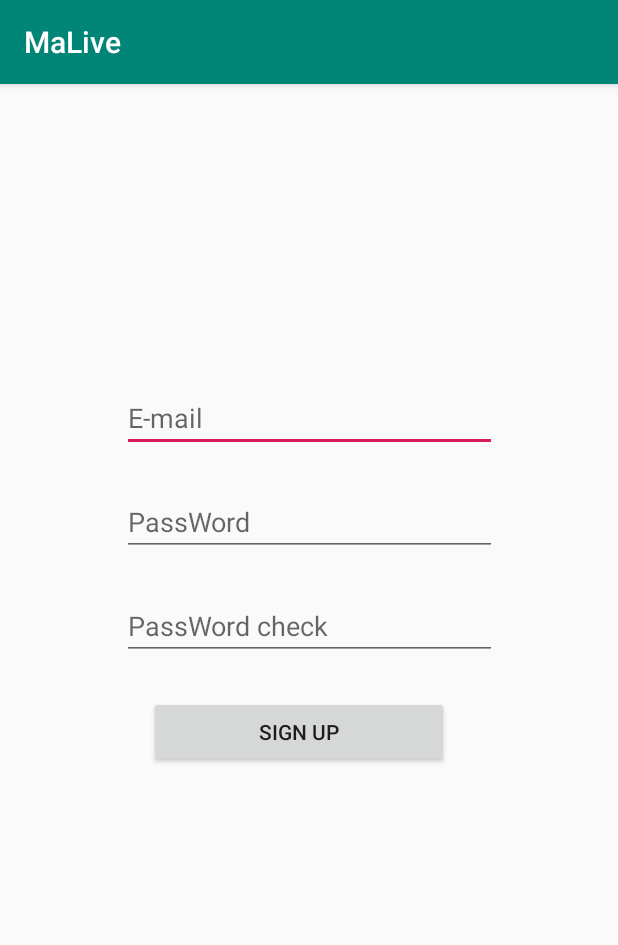
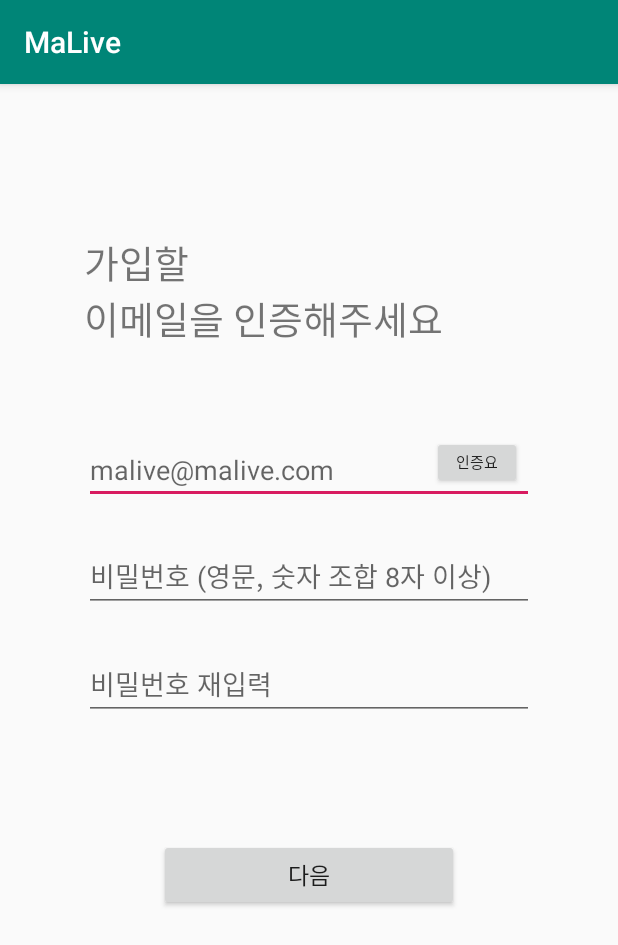
Before and after one commit to appsoluteTeam/MaLive_org, an Android app: the SignupActivity screen opened directly, with no data from a screen before it, on a phone screen of 412 x 824 dp. Shown: the top 945 px of the screen. Run offline under Robolectric (Android 15) with nearby library versions, the light colour scheme and no system bars; our stand-ins replace Firebase (no records; nobody signed in at launch, a user with empty details on screens opened directly); 1 statement that could not run was skipped.

Commit message:
회원가입 디테일 완성
이메일,비밀번호, 비밀번호 재입력 유효성 검사 , 경고 메세지 띄우기

```diff
--- a/app/src/main/java/com/abbsolute/ma_livu/SignupActivity.java
+++ b/app/src/main/java/com/abbsolute/ma_livu/SignupActivity.java
@@ -12,10 +12,12 @@ import android.view.View;
 import android.widget.Button;
 import android.widget.EditText;
 import android.widget.ImageView;
+import android.widget.TextView;
 import android.widget.Toast;
 
 import com.google.android.gms.tasks.OnCompleteListener;
 import com.google.android.gms.tasks.Task;
+import com.google.firebase.auth.ActionCodeSettings;
 import com.google.firebase.auth.AuthResult;
 import com.google.firebase.auth.FirebaseAuth;
 import com.google.firebase.auth.FirebaseUser;
@@ -29,7 +31,9 @@ import java.util.regex.Pattern;
 public class SignupActivity extends AppCompatActivity {
 
     // 비밀번호 정규식
-    private static final Pattern PASSWORD_PATTERN = Pattern.compile("^[a-zA-Z0-9!@.#$%^&*?_~]{4,16}$");
+    private String password_pattern ="^[a-zA-Z0-9]{8,30}$" ; // 영문,숫자 혼용하여 8~30 글자
+    private Pattern PASSWORD_PATTERN = Pattern.compile(password_pattern);
+
 
     //파이어베이스 인증 객체
     private FirebaseAuth firebaseAuth;
@@ -40,7 +44,9 @@ public class SignupActivity extends AppCompatActivity {
     private EditText pass_sign;
     private EditText pwd_check;
     private ImageView img_check;
+    private ImageView img_check2;
     private Button btn_sign;
+    private TextView tv_wanning;
 
     //
     private String email = "";
@@ -56,18 +62,35 @@ public class SignupActivity extends AppCompatActivity {
         pass_sign =(EditText) findViewById(R.id.pass_sign);
         pwd_check =(EditText) findViewById(R.id.pwd_check);
         img_check =(ImageView)findViewById(R.id.img_check);
+        img_check2 =(ImageView)findViewById(R.id.img_check2);
         btn_sign =(Button) findViewById(R.id.btn_sign);
+        tv_wanning = (TextView) findViewById(R.id.tv_wanning);
 
 
-        //TODO 비밀번호 중복검사 부분 완성이 안되어서 완성하기...(～￣▽￣)～
-        //TODO 로그인인증 등 회원가입 부분 완성도를 더 올리기
+        //비밀번호 형식이 어긋날 때
+        pass_sign.addTextChangedListener(new TextWatcher() {
+            @Override
+            public void beforeTextChanged(CharSequence s, int start, int count, int after) {
+            }
+            @Override
+            public void onTextChanged(CharSequence s, int start, int before, int count) {
+                if(PASSWORD_PATTERN.matcher(pass_sign.getText().toString()).matches()){
+                    img_check2.setImageResource(R.drawable.check);
+                }else{
+                    img_check2.setImageResource(R.drawable.x);
+                }
+            }
+            @Override
+            public void afterTextChanged(Editable s) {
+            }
+        });
 
+        //패스워드 규칙 확인할 때 & 다시 입력했을 때
         pwd_check.addTextChangedListener(new TextWatcher() {
             @Override
             public void beforeTextChanged(CharSequence s, int start, int count, int after) {
 
             }
-
             @Override
             public void onTextChanged(CharSequence s, int start, int before, int count) {
                 if(pass_sign.getText().toString().equals(pwd_check.getText().toString())) {
@@ -75,8 +98,6 @@ public class SignupActivity extends AppCompatActivity {
                 } else {
                     img_check.setImageResource(R.drawable.x);
                 }
-
-
             }
             @Override
             public void afterTextChanged(Editable s) {
@@ -84,27 +105,43 @@ public class SignupActivity extends AppCompatActivity {
             }
         });
 
+
+
+        //버튼을 눌렀을 때
         btn_sign.setOnClickListener(new View.OnClickListener() {
             @Override
             public void onClick(View v) {
                 email = email_sign.getText().toString();
                 password = pass_sign.getText().toString();
 
-                if(isValidEmail() && isValidPasswd()) {
+                if(isValidEmail() && isValidPasswd() && isSamePasswd()) {
                     createUser(email, password);
                 }
-
             }
         });
+
+        //이메일 인증 방법을 지침하는 객체
+        ActionCodeSettings actionCodeSettings =
+                ActionCodeSettings.newBuilder()
+                        .setUrl("https://www.example.com/finishSignUp?cartId=1234")
+                        .setHandleCodeInApp(true)
+                        .setAndroidPackageName(
+                                "com.abbsolute.ma_livu",
+                                true,
+                                "12" )
+                        .build();
     }
+
 
     // 이메일 유효성 검사
     private boolean isValidEmail() {
         if (email.isEmpty()) {
             // 이메일 공백
+            tv_wanning.setText("이메일을 입력해주세요");
             return false;
         } else if (!Patterns.EMAIL_ADDRESS.matcher(email).matches()) {
             // 이메일 형식 불일치
+            tv_wanning.setText("이메일 형식으로 작성해 주세요");
             return false;
         } else {
             return true;
@@ -115,15 +152,31 @@ public class SignupActivity extends AppCompatActivity {
     private boolean isValidPasswd() {
         if (password.isEmpty()) {
             // 비밀번호 공백
+            tv_wanning.setText("비밀번호를를 입력해주세요.");
             return false;
         } else if (!PASSWORD_PATTERN.matcher(password).matches()) {
             // 비밀번호 형식 불일치
+            tv_wanning.setText("비밀번호 형식이 맞지 않습니다.");
             return false;
         } else {
             return true;
         }
     }
 
+    //비밀번호 재입력 일치하는지 검사
+    private boolean isSamePasswd(){
+        if(pwd_check.getText().toString().equals("")){
+            tv_wanning.setText("비밀번호를 다시한번 입력해주세요.");
+            return false;
+        } else if(!password.equals(pwd_check.getText().toString())){
+            tv_wanning.setText("비밀번호가 일치하지 않습니다.");
+            return false;
+        }else {
+            return true;
+        }
+    }
+
+    //이메일 정보과 파이어베이스와 연결
     private void createUser(final String email, final String password) {
         firebaseAuth.createUserWithEmailAndPassword(email, password)
                 .addOnCompleteListener(this, new OnCompleteListener<AuthResult>() {
@@ -140,7 +193,6 @@ public class SignupActivity extends AppCompatActivity {
                                 firestore.collection(FirebaseID.user).document(user.getUid()).set(userMap, SetOptions.merge());
                                 finish();
                             }
-
                             // 회원가입 성공
                             Toast.makeText(SignupActivity.this, "회원가입 성공", Toast.LENGTH_SHORT).show();
                             Intent intent = new Intent(SignupActivity.this, LoginActivity.class);
@@ -152,9 +204,4 @@ public class SignupActivity extends AppCompatActivity {
                     }
                 });
     }
-
-
-
-
-
 }
--- a/app/src/main/res/layout/activity_signup.xml
+++ b/app/src/main/res/layout/activity_signup.xml
@@ -8,23 +8,23 @@
 
     <EditText
         android:id="@+id/email_sign"
-        android:layout_width="250dp"
+        android:layout_width="300dp"
         android:layout_height="wrap_content"
-        android:layout_marginTop="200dp"
+        android:layout_marginTop="60dp"
         android:ems="10"
-        android:hint="E-mail"
+        android:hint="malive@malive.com"
         android:inputType="textEmailAddress"
         app:layout_constraintEnd_toEndOf="parent"
         app:layout_constraintStart_toStartOf="parent"
-        app:layout_constraintTop_toTopOf="parent" />
+        app:layout_constraintTop_toBottomOf="@+id/textView2" />
 
     <EditText
         android:id="@+id/pass_sign"
-        android:layout_width="250dp"
+        android:layout_width="300dp"
         android:layout_height="wrap_content"
         android:layout_marginTop="24dp"
         android:ems="10"
-        android:hint="PassWord"
+        android:hint="비밀번호 (영문, 숫자 조합 8자 이상)"
         android:inputType="textPassword"
         app:layout_constraintEnd_toEndOf="@+id/email_sign"
         app:layout_constraintStart_toStartOf="@+id/email_sign"
@@ -32,11 +32,11 @@
 
     <EditText
         android:id="@+id/pwd_check"
-        android:layout_width="250dp"
+        android:layout_width="300dp"
         android:layout_height="wrap_content"
         android:layout_marginTop="24dp"
         android:ems="10"
-        android:hint="PassWord check"
+        android:hint="비밀번호 재입력"
         android:inputType="textPassword"
         app:layout_constraintEnd_toEndOf="@+id/pass_sign"
         app:layout_constraintStart_toStartOf="@+id/pass_sign"
@@ -53,14 +53,59 @@
         app:layout_constraintTop_toBottomOf="@+id/pass_sign"
         />
 
+    <ImageView
+        android:id="@+id/img_check2"
+        android:layout_width="20dp"
+        android:layout_height="20dp"
+        android:layout_marginTop="35dp"
+        android:layout_marginEnd="10dp"
+        android:layout_marginRight="10dp"
+        app:layout_constraintEnd_toEndOf="@+id/pass_sign"
+        app:layout_constraintTop_toBottomOf="@+id/email_sign" />
+
     <Button
         android:id="@+id/btn_sign"
         android:layout_width="200dp"
         android:layout_height="wrap_content"
-        android:layout_marginTop="24dp"
-        android:text="Sign Up"
+        android:layout_marginTop="10dp"
+        android:text="다음"
+        android:textSize="15dp"
+        app:layout_constraintEnd_toEndOf="@+id/tv_wanning"
+        app:layout_constraintHorizontal_bias="0.49"
+        app:layout_constraintStart_toStartOf="@+id/tv_wanning"
+        app:layout_constraintTop_toBottomOf="@+id/tv_wanning" />
+
+    <TextView
+        android:id="@+id/textView2"
+        android:layout_width="wrap_content"
+        android:layout_height="wrap_content"
+        android:layout_marginStart="56dp"
+        android:layout_marginLeft="56dp"
+        android:layout_marginTop="100dp"
+        android:text="가입할 \n이메일을 인증해주세요"
+        android:textSize="25dp"
+        app:layout_constraintStart_toStartOf="parent"
+        app:layout_constraintTop_toTopOf="parent" />
+
+    <Button
+        android:id="@+id/btn_please"
+        android:layout_width="60dp"
+        android:layout_height="35dp"
+        android:layout_marginTop="60dp"
+        android:layout_marginEnd="8dp"
+        android:layout_marginRight="8dp"
+        android:text="인증요청"
+        android:textSize="10dp"
+        app:layout_constraintEnd_toEndOf="@+id/email_sign"
+        app:layout_constraintTop_toBottomOf="@+id/textView2" />
+
+    <TextView
+        android:id="@+id/tv_wanning"
+        android:layout_width="wrap_content"
+        android:layout_height="wrap_content"
+        android:layout_marginTop="50dp"
+        android:textColor="#F44336"
         app:layout_constraintEnd_toEndOf="@+id/pwd_check"
-        app:layout_constraintHorizontal_bias="0.36"
         app:layout_constraintStart_toStartOf="@+id/pwd_check"
         app:layout_constraintTop_toBottomOf="@+id/pwd_check" />
 
```
